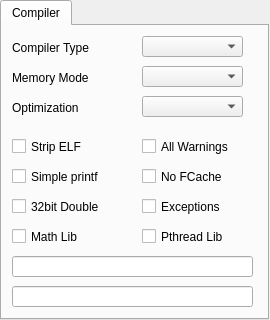
Qt form propside/project.ui (parallaxinc/SimpleIDE) before a commit.
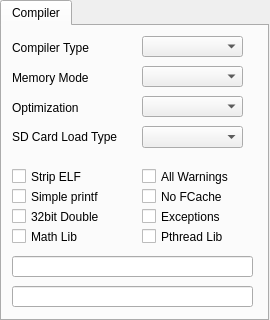
The same form after that commit.

Commit message: Moved Load Type to project options. Added tooltips.

```diff
--- a/propside/project.ui
+++ b/propside/project.ui
@@ -25,7 +25,7 @@
      <x>0</x>
      <y>0</y>
      <width>269</width>
-     <height>320</height>
+     <height>321</height>
     </rect>
    </property>
    <property name="currentIndex">
@@ -121,7 +121,7 @@
      <property name="geometry">
       <rect>
        <x>10</x>
-       <y>170</y>
+       <y>180</y>
        <width>131</width>
        <height>21</height>
       </rect>
@@ -147,7 +147,7 @@
      <property name="geometry">
       <rect>
        <x>10</x>
-       <y>140</y>
+       <y>160</y>
        <width>131</width>
        <height>21</height>
       </rect>
@@ -160,7 +160,7 @@
      <property name="geometry">
       <rect>
        <x>140</x>
-       <y>110</y>
+       <y>140</y>
        <width>121</width>
        <height>21</height>
       </rect>
@@ -173,7 +173,7 @@
      <property name="geometry">
       <rect>
        <x>140</x>
-       <y>140</y>
+       <y>160</y>
        <width>121</width>
        <height>21</height>
       </rect>
@@ -186,7 +186,7 @@
      <property name="geometry">
       <rect>
        <x>140</x>
-       <y>170</y>
+       <y>180</y>
        <width>121</width>
        <height>21</height>
       </rect>
@@ -199,7 +199,7 @@
      <property name="geometry">
       <rect>
        <x>10</x>
-       <y>110</y>
+       <y>140</y>
        <width>131</width>
        <height>21</height>
       </rect>
@@ -234,6 +234,32 @@
       <string>Other Linker Options</string>
      </property>
     </widget>
+    <widget class="QComboBox" name="comboBoxLoadType">
+     <property name="geometry">
+      <rect>
+       <x>140</x>
+       <y>100</y>
+       <width>101</width>
+       <height>22</height>
+      </rect>
+     </property>
+     <property name="toolTip">
+      <string>Use only if you need to the board to run an SD card resident .pex program.</string>
+     </property>
+    </widget>
+    <widget class="QLabel" name="labelLoadType">
+     <property name="geometry">
+      <rect>
+       <x>10</x>
+       <y>100</y>
+       <width>111</width>
+       <height>21</height>
+      </rect>
+     </property>
+     <property name="text">
+      <string>SD Card Load Type</string>
+     </property>
+    </widget>
    </widget>
   </widget>
  </widget>
```
Left out of the diff: 33 changed lines with no effect on the pictures. The commit also changes 4 other files.
